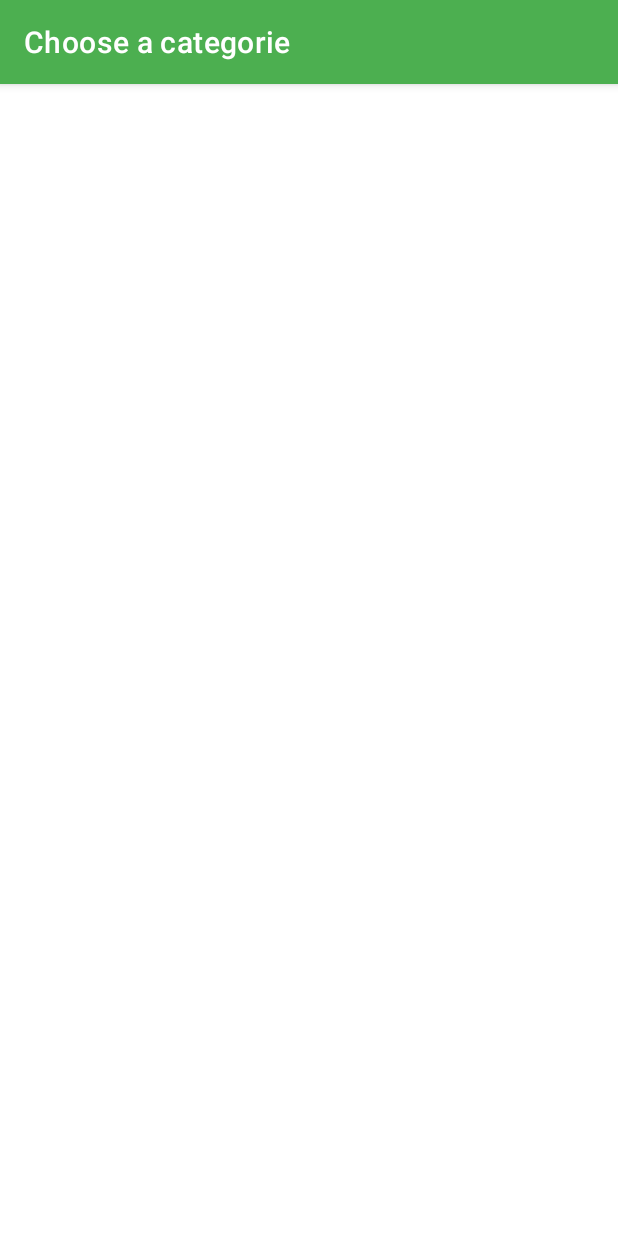
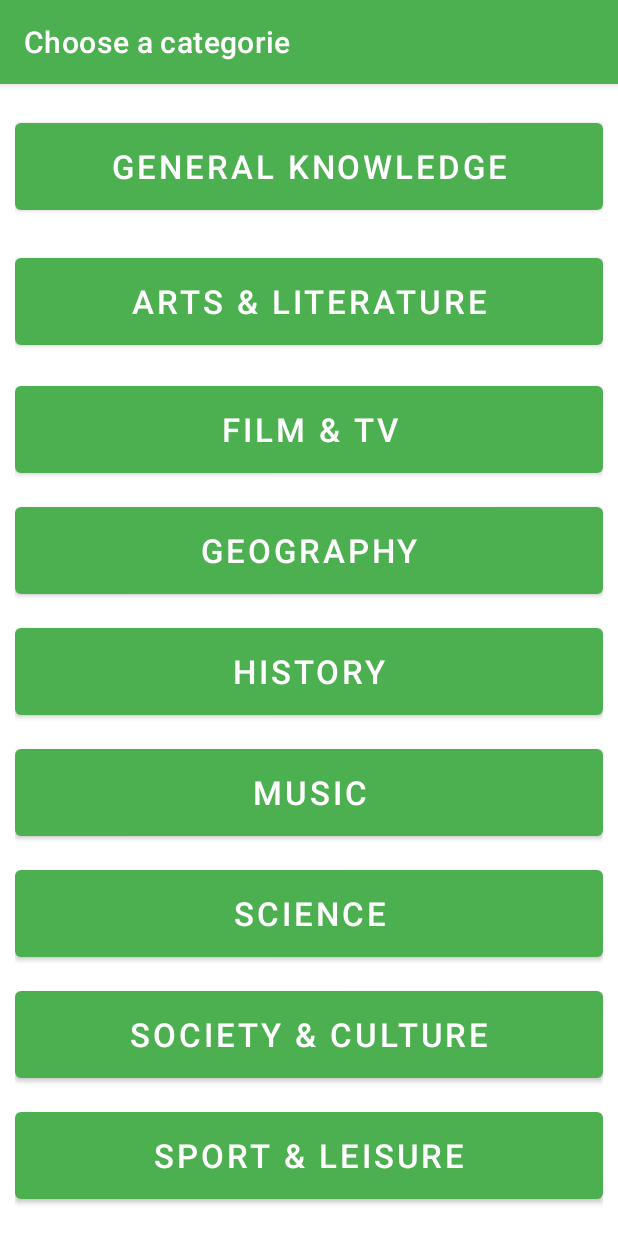
Before and after one commit to bobbhy/Quiztastic, an Android app: the screen it shows after launch (CategorySelect before the commit, CategorySelectActivity after it), after a tap on "CONTINUE", on a phone screen of 412 x 824 dp. Run offline under Robolectric (Android 15) with nearby library versions, the phone set to English and light mode, and no system bars.

Commit message:
Add category view + questions views

```diff
--- a/app/build.gradle
+++ b/app/build.gradle
@@ -29,6 +29,9 @@ android {
     kotlinOptions {
         jvmTarget = '1.8'
     }
+    buildFeatures {
+        viewBinding = true
+    }
 }
 
 dependencies {
--- a/app/src/main/java/tech/eilco/quiztastic/ApiInterface.kt
+++ b/app/src/main/java/tech/eilco/quiztastic/ApiInterface.kt
@@ -7,5 +7,5 @@ import retrofit2.http.Query
 interface ApiInterface {
 
     @GET("questions")
-    fun getData(@Query("limit") limit:Int):Call<List<Question>>
+    fun getData(@Query("limit") limit:Int,@Query("categories") category: String?):Call<List<Question>>
 }
--- a/app/src/main/java/tech/eilco/quiztastic/CategorySelect.kt
+++ /dev/null
@@ -1,12 +0,0 @@
-package tech.eilco.quiztastic
-
-import androidx.appcompat.app.AppCompatActivity
-import android.os.Bundle
-
-class CategorySelect : AppCompatActivity() {
-    override fun onCreate(savedInstanceState: Bundle?) {
-        super.onCreate(savedInstanceState)
-        setContentView(R.layout.activity_category_select)
-        this.title="Choose a categorie"
-    }
-}
--- /dev/null
+++ b/app/src/main/java/tech/eilco/quiztastic/CategorySelectActivity.kt
@@ -0,0 +1,66 @@
+package tech.eilco.quiztastic
+
+import android.content.Intent
+import androidx.appcompat.app.AppCompatActivity
+import android.os.Bundle
+import android.util.Log
+import android.view.View
+import tech.eilco.quiztastic.databinding.ActivityCategorySelectBinding
+
+class CategorySelectActivity : AppCompatActivity(), View.OnClickListener {
+    private lateinit var binding: ActivityCategorySelectBinding
+    private var category:String=""
+    override fun onCreate(savedInstanceState: Bundle?) {
+        super.onCreate(savedInstanceState)
+        binding= ActivityCategorySelectBinding.inflate(layoutInflater)
+        val view = binding.root
+        setContentView(view)
+        this.title="Choose a categorie"
+        binding.btn1.setOnClickListener(this)
+        binding.btn2.setOnClickListener(this)
+        binding.btn3.setOnClickListener(this)
+        binding.btn4.setOnClickListener(this)
+        binding.btn5.setOnClickListener(this)
+        binding.btn6.setOnClickListener(this)
+        binding.btn7.setOnClickListener(this)
+        binding.btn8.setOnClickListener(this)
+        binding.btn2.setOnClickListener(this)
+
+    }
+    override fun onClick(v: View?) {
+        when (v) {
+            binding.btn1->{
+                this.category="general_knowledge"
+            }
+            binding.btn2->{
+                this.category="arts_and_Literature"
+            }
+            binding.btn3->{
+                this.category="film_and_TV"
+            }
+            binding.btn4->{
+                this.category="geography"
+            }
+            binding.btn5->{
+                this.category="history"
+            }
+            binding.btn6->{
+                this.category="music"
+            }
+            binding.btn7->{
+                this.category="science"
+            }
+            binding.btn8->{
+                this.category="society_and_culture"
+            }
+            binding.btn9->{
+                this.category="sport_and_leisure"
+            }
+        }
+        Log.i("####",this.category)
+        val intent= Intent(this,QuizQuestionsActivity::class.java)
+        intent.putExtra("category",this.category)
+        startActivity(intent)
+
+    }
+}
--- a/app/src/main/java/tech/eilco/quiztastic/MainActivity.kt
+++ b/app/src/main/java/tech/eilco/quiztastic/MainActivity.kt
@@ -20,7 +20,7 @@ class MainActivity : AppCompatActivity() {
         setContentView(R.layout.activity_main)
         val button_next:Button=findViewById(R.id.btn_nextActivity)
         button_next.setOnClickListener{
-            val intent=Intent(this,CategorySelect::class.java)
+            val intent=Intent(this,CategorySelectActivity::class.java)
             startActivity(intent)
         }
         getData()
@@ -28,7 +28,7 @@ class MainActivity : AppCompatActivity() {
     private fun getData(){
         val textView:TextView=findViewById(R.id.textMessage)
         val retrofitBuilder=Retrofit.Builder().addConverterFactory(GsonConverterFactory.create()).baseUrl(BASE_URL).build().create(ApiInterface::class.java)
-        val retrofitData=retrofitBuilder.getData(10)
+        val retrofitData=retrofitBuilder.getData(10,null)
         retrofitData.enqueue(object : Callback<List<Question>?> {
             override fun onResponse(
                 call: Call<List<Question>?>,
--- a/app/src/main/java/tech/eilco/quiztastic/Question.kt
+++ b/app/src/main/java/tech/eilco/quiztastic/Question.kt
@@ -10,5 +10,6 @@ data class Question(
     val question: String,
     val regions: List<Any>,
     val tags: List<String>,
-    val type: String
+    val type: String,
+    var answers:MutableList<String>?
 )
--- /dev/null
+++ b/app/src/main/res/drawable/wrong_option_border_bg.xml
@@ -0,0 +1,6 @@
+<?xml version="1.0" encoding="utf-8"?>
+<shape xmlns:android="http://schemas.android.com/apk/res/android"
+    android:shape="rectangle">
+    <solid android:color="#FF3C3C" />
+    <corners android:radius="5dp" />
+</shape>
--- a/app/src/main/res/layout/activity_category_select.xml
+++ b/app/src/main/res/layout/activity_category_select.xml
@@ -1,9 +1,97 @@
 <?xml version="1.0" encoding="utf-8"?>
-<androidx.constraintlayout.widget.ConstraintLayout xmlns:android="http://schemas.android.com/apk/res/android"
-    xmlns:app="http://schemas.android.com/apk/res-auto"
-    xmlns:tools="http://schemas.android.com/tools"
-    android:layout_width="match_parent"
-    android:layout_height="match_parent"
-    tools:context=".CategorySelect">
 
-</androidx.constraintlayout.widget.ConstraintLayout>
+    <ScrollView
+        xmlns:android="http://schemas.android.com/apk/res/android"
+        xmlns:app="http://schemas.android.com/apk/res-auto"
+        xmlns:tools="http://schemas.android.com/tools"
+        android:layout_width="fill_parent"
+        android:layout_height="wrap_content">
+        <LinearLayout xmlns:android="http://schemas.android.com/apk/res/android"
+            android:layout_width="match_parent"
+            android:layout_height="match_parent"
+            android:layout_margin="10dp"
+            android:visibility="visible"
+            android:orientation="vertical">
+            <Button
+                android:id="@+id/btn_1"
+                android:layout_width="match_parent"
+                android:layout_height="70dp"
+                android:layout_marginVertical="10dp"
+                android:text="General knowledge"
+                android:textColor="@color/white"
+                android:textSize="22sp"
+                android:textFontWeight="@integer/material_motion_duration_long_1" />
+            <Button
+                android:id="@+id/btn_2"
+                android:layout_width="match_parent"
+                android:layout_height="70dp"
+                android:layout_marginVertical="10dp"
+                android:text="Arts &amp; Literature"
+                android:textColor="@color/white"
+                android:textSize="22sp"
+                android:textFontWeight="@integer/material_motion_duration_long_1" />
+            <Button
+                android:id="@+id/btn_3"
+                android:layout_width="match_parent"
+                android:layout_height="70dp"
+                android:layout_marginVertical="5dp"
+                android:text="Film &amp; TV"
+                android:textColor="@color/white"
+                android:textSize="22sp"
+                android:textFontWeight="@integer/material_motion_duration_long_1" />
+            <Button
+                android:id="@+id/btn_4"
+                android:layout_width="match_parent"
+                android:layout_height="70dp"
+                android:layout_marginVertical="5dp"
+                android:text="Geography"
+                android:textColor="@color/white"
+                android:textSize="22sp"
+                android:textFontWeight="@integer/material_motion_duration_long_1" />
+            <Button
+                android:id="@+id/btn_5"
+                android:layout_width="match_parent"
+                android:layout_height="70dp"
+                android:layout_marginVertical="5dp"
+                android:text="History"
+                android:textColor="@color/white"
+                android:textSize="22sp"
+                android:textFontWeight="@integer/material_motion_duration_long_1" />
+            <Button
+                android:id="@+id/btn_6"
+                android:layout_width="match_parent"
+                android:layout_height="70dp"
+                android:layout_marginVertical="5dp"
+                android:text="Music"
+                android:textColor="@color/white"
+                android:textSize="22sp"
+                android:textFontWeight="300" />
+            <Button
+                android:id="@+id/btn_7"
+                android:layout_width="match_parent"
+                android:layout_height="70dp"
+                android:layout_marginVertical="5dp"
+                android:text="Science"
+                android:textColor="@color/white"
+                android:textSize="22sp"
+                android:textFontWeight="300" />
+            <Button
+                android:id="@+id/btn_8"
+                android:layout_width="match_parent"
+                android:layout_height="70dp"
+                android:layout_marginVertical="5dp"
+                android:text="Society &amp; Culture"
+                android:textColor="@color/white"
+                android:textSize="22sp"
+                android:textFontWeight="300" />
+            <Button
+                android:id="@+id/btn_9"
+                android:layout_width="match_parent"
+                android:layout_height="70dp"
+                android:layout_marginVertical="5dp"
+                android:text="Sport &amp; Leisure"
+                android:textColor="@color/white"
+                android:textSize="22sp"
+                android:textFontWeight="300" />
+        </LinearLayout>
+    </ScrollView>
--- a/app/src/main/res/values/colors.xml
+++ b/app/src/main/res/values/colors.xml
@@ -7,4 +7,5 @@
     <color name="teal_700">#FF018786</color>
     <color name="black">#FF000000</color>
     <color name="white">#FFFFFFFF</color>
+    <color name="colorAccent">#45f787</color>
 </resources>
```
Also changed, not shown: app/src/main/AndroidManifest.xml (+8 -1 lines), app/src/main/java/tech/eilco/quiztastic/QuizQuestionsActivity.kt (added, +194 -0 lines), app/src/main/res/drawable-v24/default_option_border_bg.xml (added, +9 -0 lines), app/src/main/res/drawable/correct_option_border_bg.xml (added, +7 -0 lines), app/src/main/res/drawable/selected_option_border_bg.xml (added, +9 -0 lines), app/src/main/res/layout/activity_quiz_questions.xml (added, +127 -0 lines).
